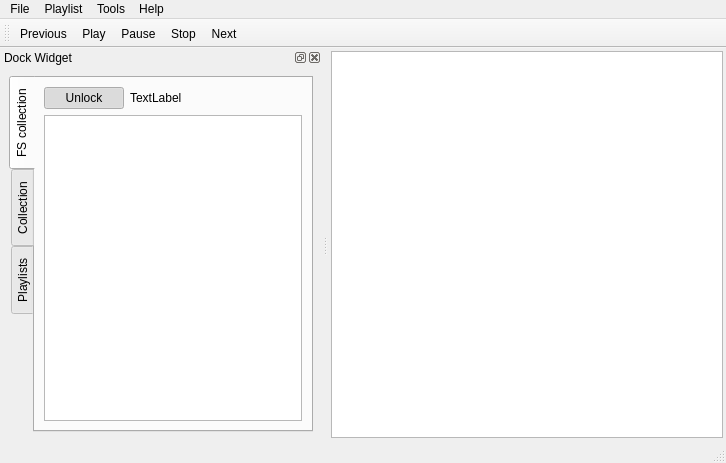
The window that mainwindow.ui (ksv1986/qsmmp) describes before a commit, drawn with Qt 5.
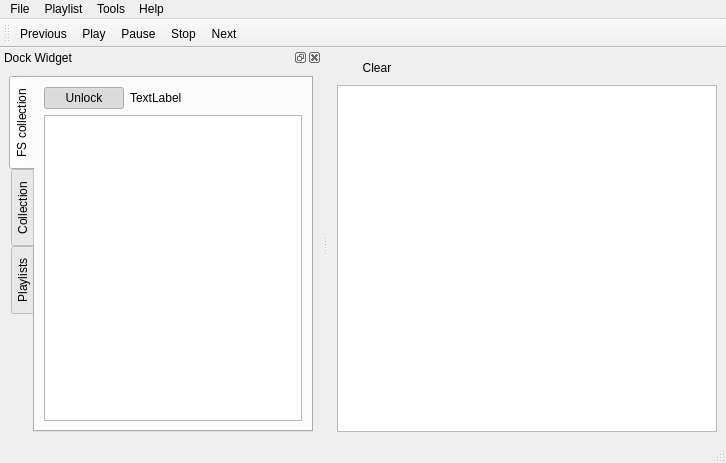
The same window after the commit. Icons and pictures are not drawn. Custom widgets are drawn as their Qt base class.

```diff
--- a/mainwindow.ui
+++ b/mainwindow.ui
@@ -14,11 +14,35 @@
    <string>Qsmmp</string>
   </property>
   <widget class="QWidget" name="centralwidget">
-   <layout class="QGridLayout" name="gridLayout">
-    <property name="margin">
-     <number>3</number>
-    </property>
-    <item row="0" column="0">
+   <layout class="QVBoxLayout" name="verticalLayout_2">
+    <item>
+     <layout class="QHBoxLayout" name="horizontalLayout_2">
+      <item>
+       <widget class="QPushButton" name="clearButton">
+        <property name="text">
+         <string>Clear</string>
+        </property>
+        <property name="flat">
+         <bool>true</bool>
+        </property>
+       </widget>
+      </item>
+      <item>
+       <spacer name="horizontalSpacer">
+        <property name="orientation">
+         <enum>Qt::Horizontal</enum>
+        </property>
+        <property name="sizeHint" stdset="0">
+         <size>
+          <width>40</width>
+          <height>20</height>
+         </size>
+        </property>
+       </spacer>
+      </item>
+     </layout>
+    </item>
+    <item>
      <widget class="MyTableView" name="tableView">
       <property name="acceptDrops">
        <bool>true</bool>
```
Left out of the diff: 14 changed lines with no effect on the pictures.
